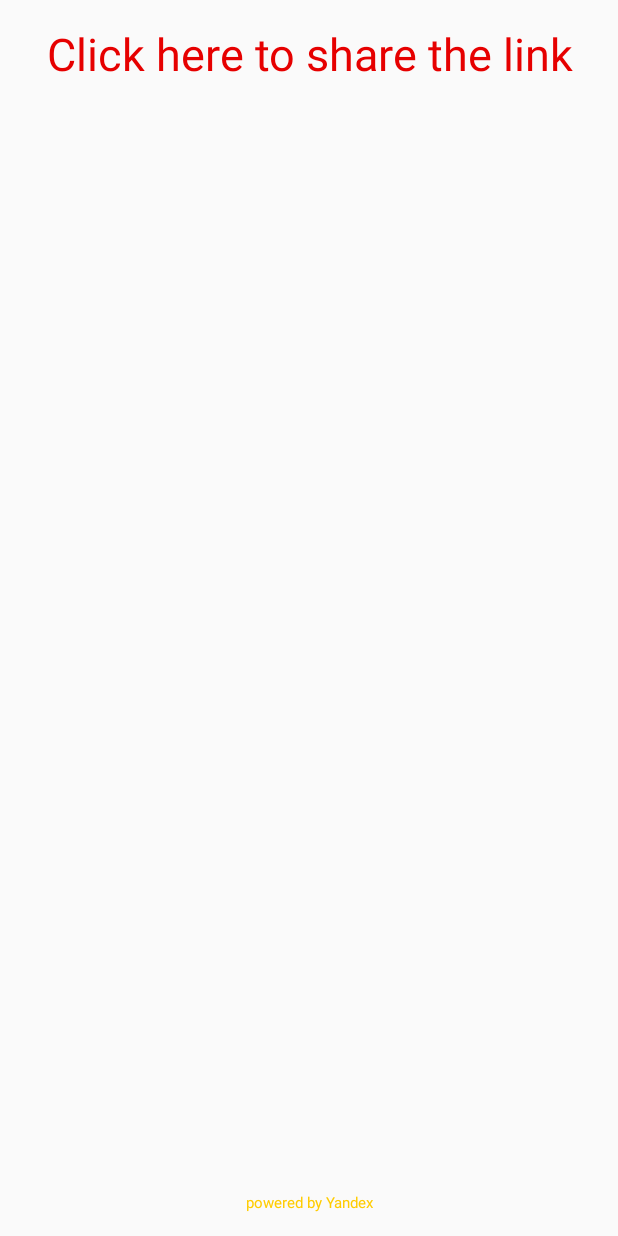
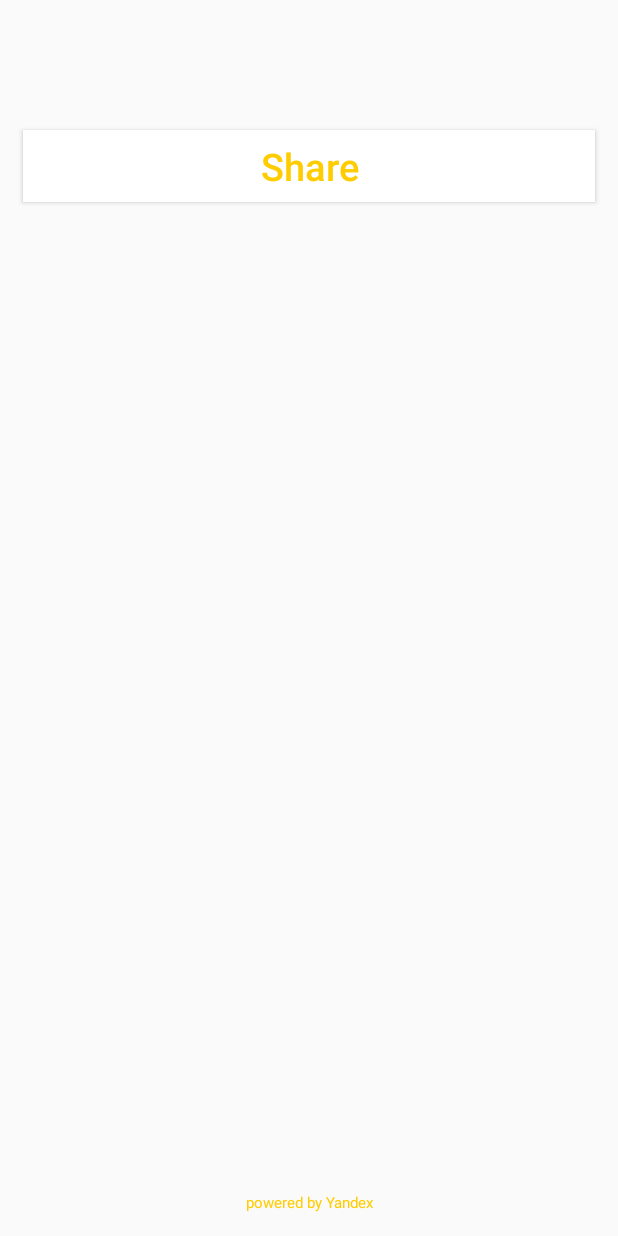
Before and after one commit to cubeqw/Clicker, an Android app: the layout activity_send.xml on its own in the app's theme, with its tools: preview values and no code run, on a phone screen of 412 x 824 dp. Run offline under Robolectric (Android 15) with nearby library versions, the light colour scheme and no system bars.

Commit message:
Optimized code Add "Share" button

```diff
--- a/app/src/main/java/ya/cube/clicker/QR_Scan.java
+++ b/app/src/main/java/ya/cube/clicker/QR_Scan.java
@@ -30,8 +30,8 @@
 
     @Override
     protected void onCreate(Bundle savedInstanceState) {
+        setTitle(getResources().getString(R.string.qr_scan));
         super.onCreate(savedInstanceState);
-
         mScannerView = new ZXingScannerView(this);
         setContentView(mScannerView);
         int currentapiVersion = android.os.Build.VERSION.SDK_INT;
--- a/app/src/main/res/layout/activity_send.xml
+++ b/app/src/main/res/layout/activity_send.xml
@@ -11,9 +11,6 @@
         android:layout_width="match_parent"
         android:layout_height="wrap_content"
         android:orientation="vertical">
-
-
-
         <TextView
             android:layout_width="match_parent"
             android:layout_height="wrap_content"
@@ -21,9 +18,20 @@
             android:layout_margin="15dp"
             android:gravity="center"
             android:textSize="30dp"
-            android:text="@string/share"
             android:onClick="onClickURL"
             android:textColor="@color/colorPrimary"/>
+        <Button
+            android:layout_width="match_parent"
+            android:layout_height="wrap_content"
+            android:text="@string/share"
+            android:layout_margin="15dp"
+            android:id="@+id/button_share"
+            android:textAllCaps="false"
+            android:background="#FFFFFF"
+            android:textSize="25dp"
+            android:textColor="@color/colorAccent"
+            android:onClick="onClickURL"
+            />
         <ImageView
             android:layout_width="match_parent"
             android:layout_height="wrap_content"
--- a/app/src/main/res/values/strings.xml
+++ b/app/src/main/res/values/strings.xml
@@ -12,7 +12,8 @@
     <string name="no_net">No Internet Connection!</string>
     <string name="visit">Visit</string>
     <string name="copy">Copy</string>
-    <string name="share">Сlick here to share the link</string>
+    <string name="share">Share</string>
     <string name="wait">Wait...</string>
     <string name="no_camera">Give permission to the camera to scan the QR code</string>
+    <string name="flash">Flashlight</string>
 </resources>
```
Also changed, not shown: app/build.gradle (+1 -18 lines), app/src/main/java/ya/cube/clicker/MainActivity.java (+10 -30 lines), app/src/main/java/ya/cube/clicker/Send.java (+14 -33 lines), app/src/main/res/layout/activity_main.xml (+0 -11 lines), 1 other file.
